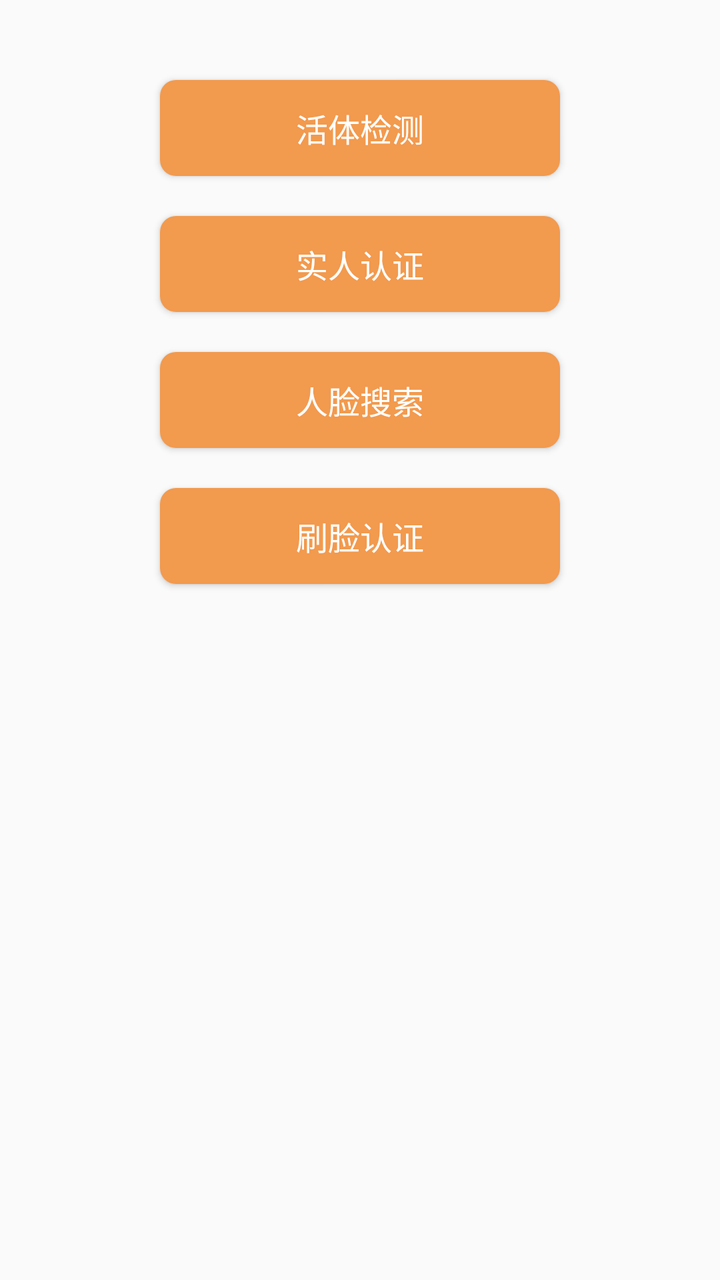
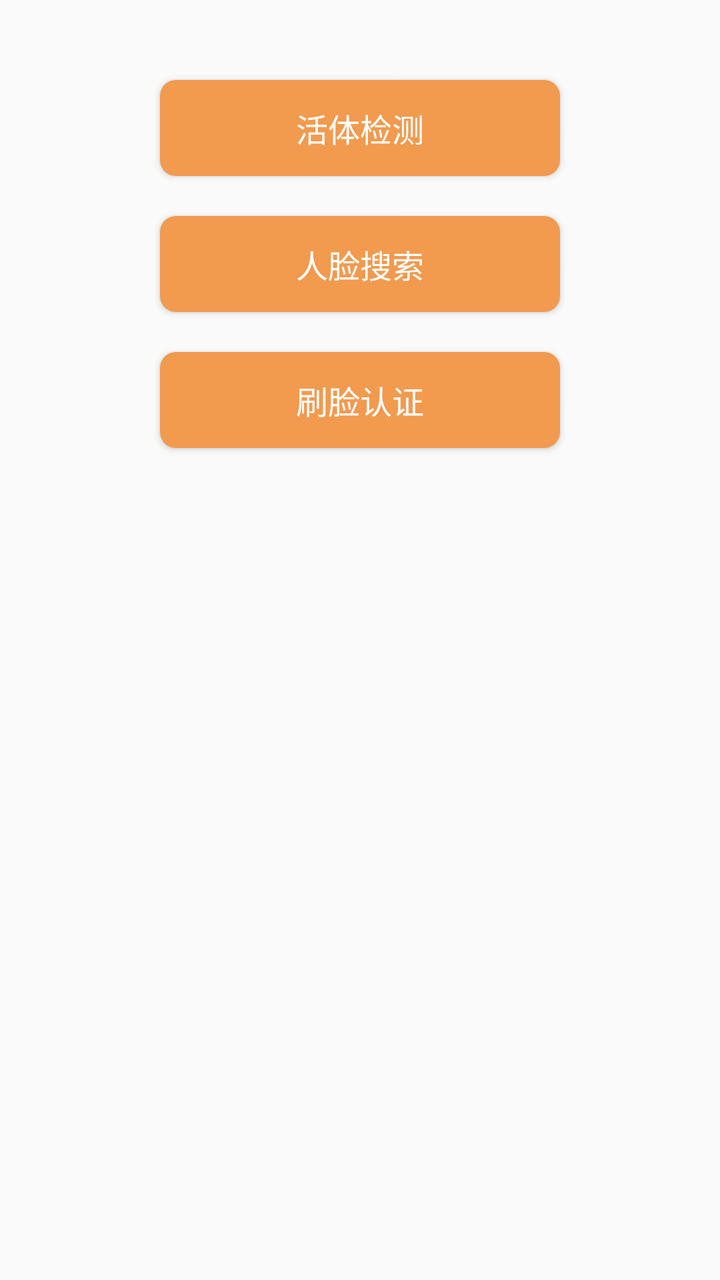

An Android layout rendered at two revisions. The XML below is the earlier revision; the diff shows what the commit changed to produce the second picture.
<!-- AndroidManifest.xml: application theme AppTheme -->
<!-- res/layout/activity_index.xml -->
<?xml version="1.0" encoding="utf-8"?>
<LinearLayout
     xmlns:android="http://schemas.android.com/apk/res/android"
     xmlns:tools="http://schemas.android.com/tools"
     android:layout_width="match_parent"
     android:layout_height="match_parent"
     android:fitsSystemWindows="true"
     tools:context=".LivingActivity"
     android:orientation="vertical"
     >
 <Button
     android:id="@+id/btn_ht"
     android:layout_marginTop="40dp"
     android:layout_marginLeft="80dp"
     android:layout_marginRight="80dp"
     android:layout_width="match_parent"
     android:layout_height="wrap_content"
     android:background="@drawable/button_bg"
     android:text="活体检测"
     android:textColor="@color/colorWhite"
     android:textSize="16sp" />
 <Button
     android:id="@+id/btn_sr"
     android:layout_marginTop="20dp"
     android:layout_marginLeft="80dp"
     android:layout_marginRight="80dp"
     android:layout_width="match_parent"
     android:layout_height="wrap_content"
     android:background="@drawable/button_bg"
     android:text="实人认证"
     android:textColor="@color/colorWhite"
     android:textSize="16sp" />
 <Button
     android:id="@+id/btn_ss"
     android:layout_marginTop="20dp"
     android:layout_marginLeft="80dp"
     android:layout_marginRight="80dp"
     android:layout_width="match_parent"
     android:layout_height="wrap_content"
     android:background="@drawable/button_bg"
     android:text="人脸搜索"
     android:textColor="@color/colorWhite"
     android:textSize="16sp" />

 <Button
     android:id="@+id/btn_face_compare"
     android:layout_marginTop="20dp"
     android:layout_marginLeft="80dp"
     android:layout_marginRight="80dp"
     android:layout_width="match_parent"
     android:layout_height="wrap_content"
     android:background="@drawable/button_bg"
     android:text="刷脸认证"
     android:textColor="@color/colorWhite"
     android:textSize="16sp" />
</LinearLayout>
<!-- resources referenced by this layout -->
<resources>
  <color name="colorWhite">#FFFFFF</color>
  <!-- drawable button_bg (drawable) -->
  <?xml version="1.0" encoding="utf-8"?>
  <selector xmlns:android="http://schemas.android.com/apk/res/android">
      <item android:state_pressed="true">
          <shape xmlns:android="http://schemas.android.com/apk/res/android" android:shape="rectangle">
              <solid android:color="#ef892f" />
              <corners android:radius="8dip" />
          </shape>
      </item>
  
      <item android:state_pressed="false">
          <shape xmlns:android="http://schemas.android.com/apk/res/android" android:shape="rectangle">
              <solid android:color="#f29a4e" />
              <corners android:radius="8dip" />
          </shape>
      </item>
  
  </selector>
  <style name="AppTheme" parent="Theme.AppCompat.Light.DarkActionBar">
          
          <item name="colorPrimary">@color/colorPrimary</item>
          <item name="colorPrimaryDark">@color/colorPrimaryDark</item>
          <item name="colorAccent">@color/colorAccent</item>
      </style>
  <color name="colorPrimary">#f29a4e</color>
  <color name="colorPrimaryDark">#ef892f</color>
  <color name="colorAccent">#f29a4e</color>
</resources>

<!-- the commit's change to res/layout/activity_index.xml (unified diff, before → after) -->
@@ -19,17 +19,7 @@
      android:text="活体检测"
      android:textColor="@color/colorWhite"
      android:textSize="16sp" />
- <Button
-     android:id="@+id/btn_sr"
-     android:layout_marginTop="20dp"
-     android:layout_marginLeft="80dp"
-     android:layout_marginRight="80dp"
-     android:layout_width="match_parent"
-     android:layout_height="wrap_content"
-     android:background="@drawable/button_bg"
-     android:text="实人认证"
-     android:textColor="@color/colorWhite"
-     android:textSize="16sp" />
+
  <Button
      android:id="@+id/btn_ss"
      android:layout_marginTop="20dp"
